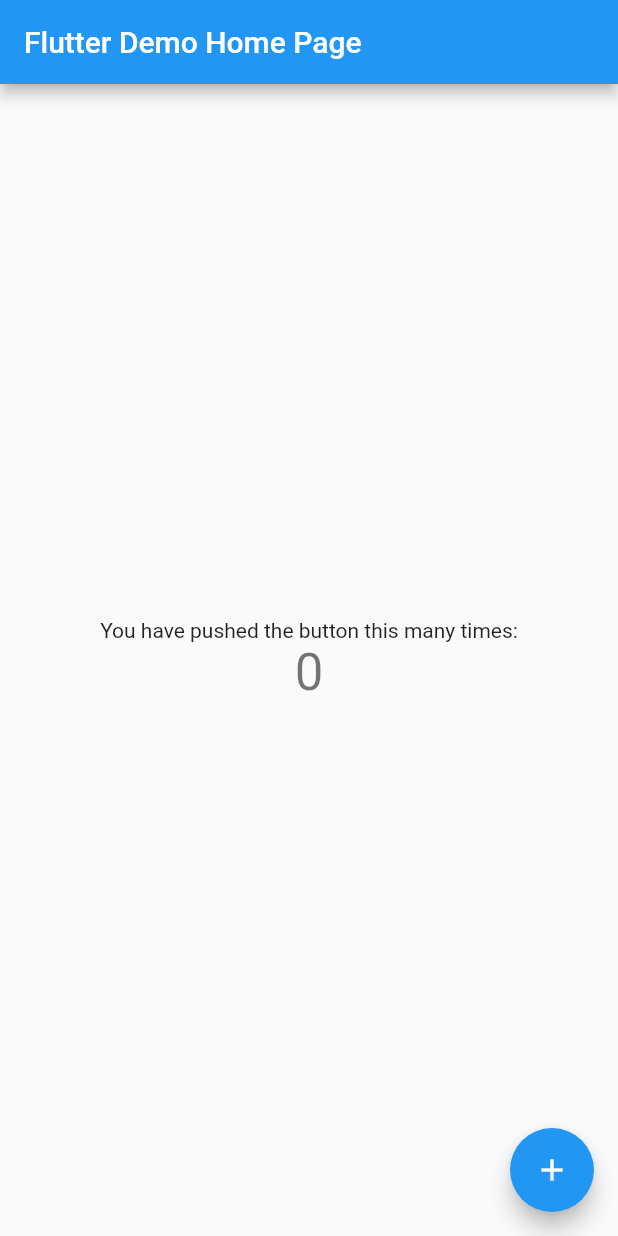
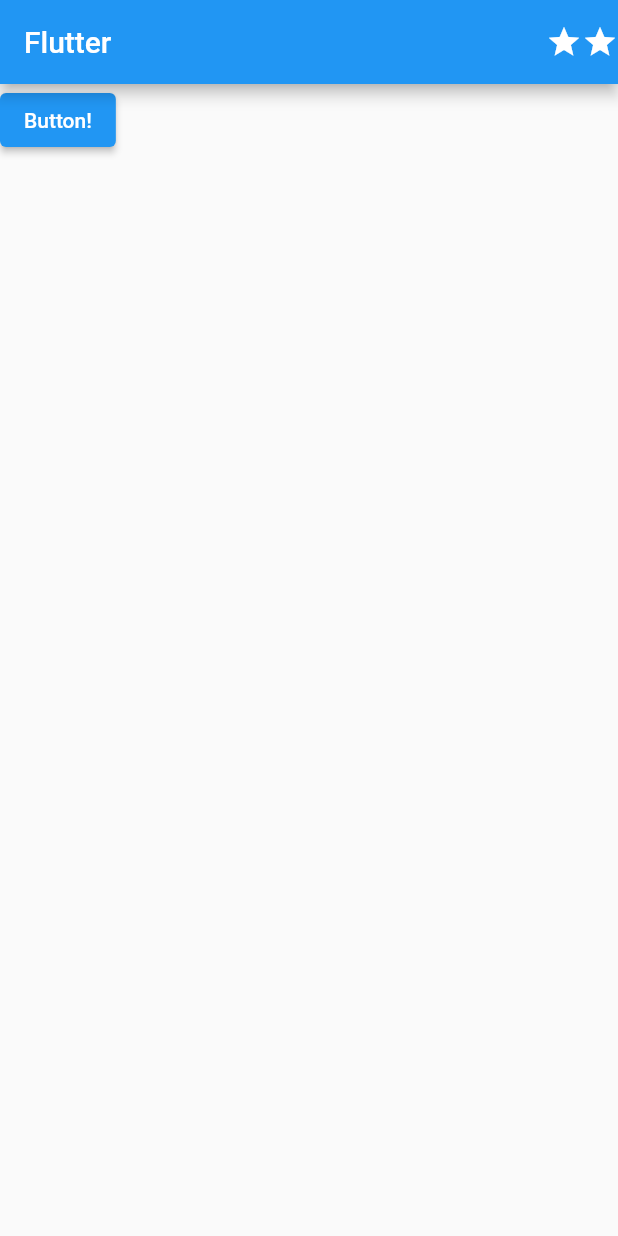
Before and after one commit to TORU0239/first, a Flutter app: the screen it shows after launch, on a phone screen of 412 x 824 dp. Run offline on Flutter 3.47's test engine with Material 2 defaults, Android fonts, the phone set to English and light mode, and no system bars.

Commit message:
feat: texting

```diff
--- a/analysis_options.yaml
+++ b/analysis_options.yaml
@@ -27,6 +27,7 @@ linter:
     prefer_const_constructors_in_immutables : false
     prefer_const_constructors : false
     avoid_print: false
+    prefer_const_literals_to_create_immutables : false
     # avoid_print: false  # Uncomment to disable the `avoid_print` rule
     # prefer_single_quotes: true  # Uncomment to enable the `prefer_single_quotes` rule
 
--- a/lib/main.dart
+++ b/lib/main.dart
@@ -1,115 +1,28 @@
 import 'package:flutter/material.dart';
 
 void main() {
-  runApp(const MyApp());
+  runApp(const MainApplication());
 }
 
-class MyApp extends StatelessWidget {
-  const MyApp({Key? key}) : super(key: key);
-
-  // This widget is the root of your application.
-  @override
-  Widget build(BuildContext context) {
-    return MaterialApp(
-      title: 'Flutter Demo',
-      theme: ThemeData(
-        // This is the theme of your application.
-        //
-        // Try running your application with "flutter run". You'll see the
-        // application has a blue toolbar. Then, without quitting the app, try
-        // changing the primarySwatch below to Colors.green and then invoke
-        // "hot reload" (press "r" in the console where you ran "flutter run",
-        // or simply save your changes to "hot reload" in a Flutter IDE).
-        // Notice that the counter didn't reset back to zero; the application
-        // is not restarted.
-        primarySwatch: Colors.blue,
-      ),
-      home: const MyHomePage(title: 'Flutter Demo Home Page'),
-    );
-  }
-}
-
-class MyHomePage extends StatefulWidget {
-  const MyHomePage({Key? key, required this.title}) : super(key: key);
-
-  // This widget is the home page of your application. It is stateful, meaning
-  // that it has a State object (defined below) that contains fields that affect
-  // how it looks.
-
-  // This class is the configuration for the state. It holds the values (in this
-  // case the title) provided by the parent (in this case the App widget) and
-  // used by the build method of the State. Fields in a Widget subclass are
-  // always marked "final".
-
-  final String title;
-
-  @override
-  State<MyHomePage> createState() => _MyHomePageState();
-}
-
-class _MyHomePageState extends State<MyHomePage> {
-  int _counter = 0;
-
-  void _incrementCounter() {
-    setState(() {
-      // This call to setState tells the Flutter framework that something has
-      // changed in this State, which causes it to rerun the build method below
-      // so that the display can reflect the updated values. If we changed
-      // _counter without calling setState(), then the build method would not be
-      // called again, and so nothing would appear to happen.
-      _counter++;
-    });
-  }
+class MainApplication extends StatelessWidget {
+  const MainApplication({Key? key}) : super(key: key);
 
   @override
   Widget build(BuildContext context) {
-    // This method is rerun every time setState is called, for instance as done
-    // by the _incrementCounter method above.
-    //
-    // The Flutter framework has been optimized to make rerunning build methods
-    // fast, so that you can just rebuild anything that needs updating rather
-    // than having to individually change instances of widgets.
-    return Scaffold(
-      appBar: AppBar(
-        // Here we take the value from the MyHomePage object that was created by
-        // the App.build method, and use it to set our appbar title.
-        title: Text(widget.title),
-      ),
-      body: Center(
-        // Center is a layout widget. It takes a single child and positions it
-        // in the middle of the parent.
-        child: Column(
-          // Column is also a layout widget. It takes a list of children and
-          // arranges them vertically. By default, it sizes itself to fit its
-          // children horizontally, and tries to be as tall as its parent.
-          //
-          // Invoke "debug painting" (press "p" in the console, choose the
-          // "Toggle Debug Paint" action from the Flutter Inspector in Android
-          // Studio, or the "Toggle Debug Paint" command in Visual Studio Code)
-          // to see the wireframe for each widget.
-          //
-          // Column has various properties to control how it sizes itself and
-          // how it positions its children. Here we use mainAxisAlignment to
-          // center the children vertically; the main axis here is the vertical
-          // axis because Columns are vertical (the cross axis would be
-          // horizontal).
-          mainAxisAlignment: MainAxisAlignment.center,
-          children: <Widget>[
-            const Text(
-              'You have pushed the button this many times:',
-            ),
-            Text(
-              '$_counter',
-              style: Theme.of(context).textTheme.headline4,
-            ),
-          ],
-        ),
-      ),
-      floatingActionButton: FloatingActionButton(
-        onPressed: _incrementCounter,
-        tooltip: 'Increment',
-        child: const Icon(Icons.add),
-      ), // This trailing comma makes auto-formatting nicer for build methods.
-    );
+
+    // Adding main page design
+    return MaterialApp(
+      home: Scaffold(
+        appBar: AppBar(
+          actions: [Icon(Icons.star), Icon(Icons.star),],
+          title: const Text("Flutter")),
+        body: SizedBox(
+          child: ElevatedButton(
+            child: Text('Button!'),
+            onPressed: (){}
+            )
+          )
+        )
+      );
   }
 }
--- a/pubspec.yaml
+++ b/pubspec.yaml
@@ -51,7 +51,8 @@ dev_dependencies:
 
 # The following section is specific to Flutter.
 flutter:
-
+  assets:
+    - assets/
   # The following line ensures that the Material Icons font is
   # included with your application, so that you can use the icons in
   # the material Icons class.
```
Also changed, not shown: 1 other file.
